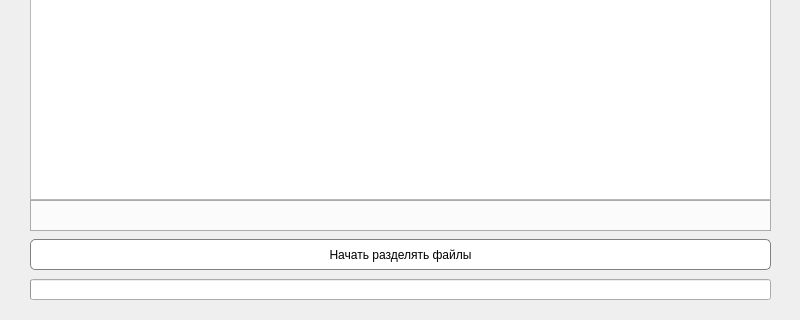
Qt form table.ui (RerisCat/ExDivider) before a commit; both pictures show x 0 to 800 and y 380 to 700 of the 800 by 700 pixel window.
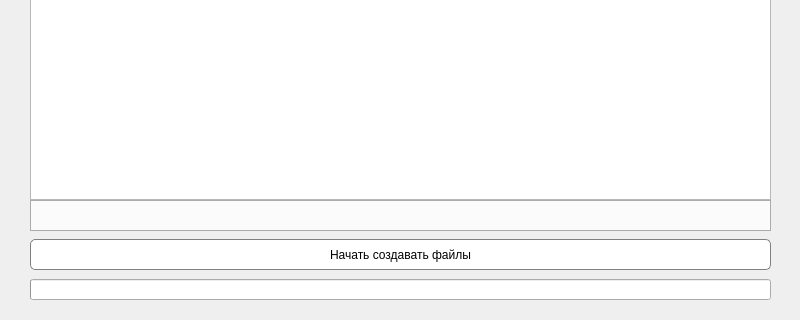
The same form after that commit.

Commit message: Поправлена надпись на кнопке

Patch:
```diff
--- a/table.ui
+++ b/table.ui
@@ -175,7 +175,7 @@
      </rect>
     </property>
     <property name="text">
-     <string>Начать разделять файлы</string>
+     <string>Начать создавать файлы</string>
     </property>
    </widget>
    <widget class="QLineEdit" name="line_edit_added">
```
The commit also changes 3 other files.
